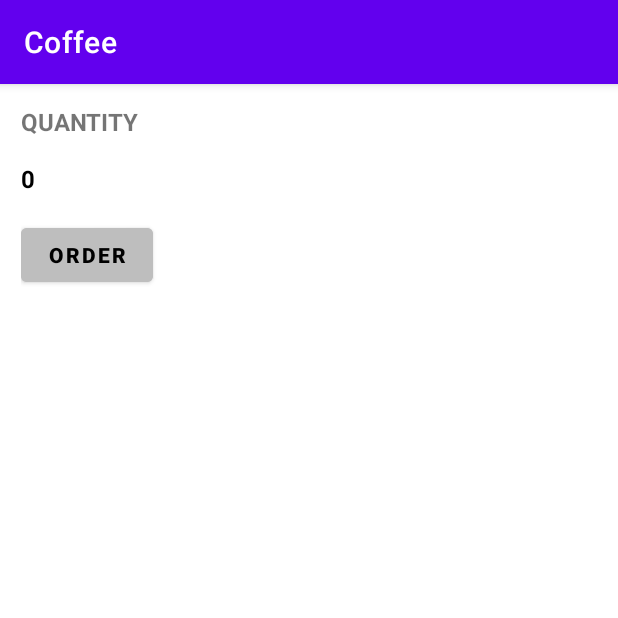
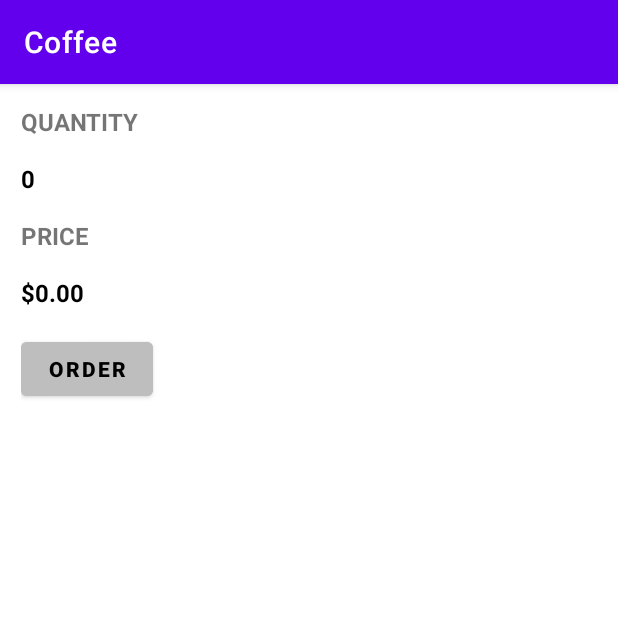
Before and after one commit to MFALLAM/CoffeeApp, an Android app: the screen it shows after launch (MainActivity), on a phone screen of 412 x 824 dp, the top half of it. Run offline under Robolectric (Android 15) with nearby library versions, the phone set to English and light mode, and no system bars.

Commit message:
Added price TextView & total TextView

```diff
--- a/app/src/main/java/com/example/coffee/MainActivity.java
+++ b/app/src/main/java/com/example/coffee/MainActivity.java
@@ -3,12 +3,33 @@ package com.example.coffee;
 import androidx.appcompat.app.AppCompatActivity;
 
 import android.os.Bundle;
+import android.view.View;
+import android.widget.TextView;
+
+import java.text.NumberFormat;
 
 public class MainActivity extends AppCompatActivity {
+
+    private int price = 5;
 
     @Override
     protected void onCreate(Bundle savedInstanceState) {
         super.onCreate(savedInstanceState);
         setContentView(R.layout.activity_main);
     }
+
+    public void submitOrder(View view) {
+        display(1);
+        displayPrice(2 * price);
+    }
+
+    private void display(int number) {
+        TextView txtView = findViewById(R.id.text_total_qty);
+        txtView.setText("" + number);
+    }
+
+    private void displayPrice(int number) {
+        TextView txtView = findViewById(R.id.text_total_price);
+        txtView.setText(NumberFormat.getCurrencyInstance().format(number));
+    }
 }
--- a/app/src/main/res/layout/activity_main.xml
+++ b/app/src/main/res/layout/activity_main.xml
@@ -17,12 +17,32 @@
         android:textStyle="bold" />
 
     <TextView
-        android:id="@+id/text_total"
+        android:id="@+id/text_total_qty"
         android:layout_width="wrap_content"
         android:layout_height="wrap_content"
         android:layout_alignTop="@id/text_qty"
         android:layout_marginBottom="16dp"
         android:text="0"
+        android:textColor="@color/black"
+        android:textSize="16dp"
+        android:textStyle="bold" />
+
+    <TextView
+        android:id="@+id/txt_price"
+        android:layout_width="wrap_content"
+        android:layout_height="wrap_content"
+        android:layout_marginBottom="16dp"
+        android:text="PRICE"
+        android:textSize="16dp"
+        android:textStyle="bold" />
+
+    <TextView
+        android:id="@+id/text_total_price"
+        android:layout_width="wrap_content"
+        android:layout_height="wrap_content"
+        android:layout_alignTop="@id/txt_price"
+        android:layout_marginBottom="16dp"
+        android:text="$0.00"
         android:textColor="@color/black"
         android:textSize="16dp"
         android:textStyle="bold" />
@@ -33,7 +53,8 @@
         android:layout_height="wrap_content"
         android:layout_marginBottom="16dp"
         android:backgroundTint="#BEBEBE"
+        android:onClick="submitOrder"
+        android:text="Order"
         android:textColor="@color/black"
-        android:textStyle="bold"
-        android:text="Order" />
+        android:textStyle="bold" />
 </LinearLayout>
```
